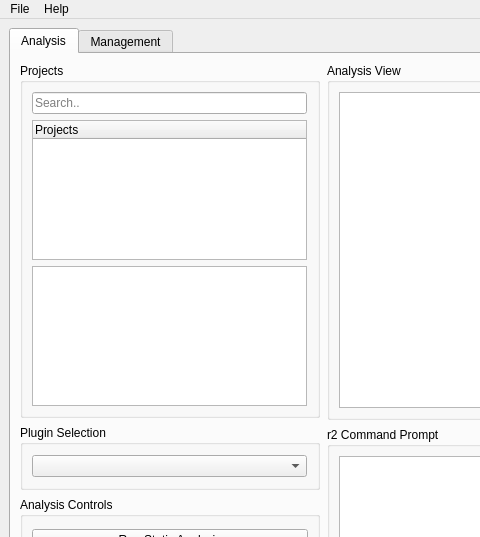
Qt form src/GUI/ui_files/BATT5_GUI.ui (adalio0/BATT5) before a commit; both pictures show x 0 to 480 and y 0 to 537 of the 957 by 716 pixel window.
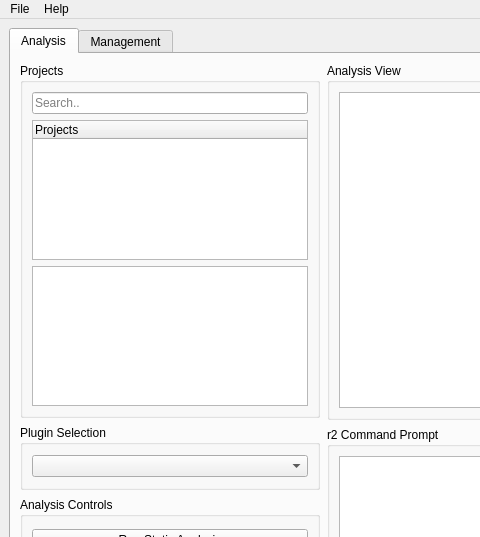
The same form after that commit.

Commit message: error windows added, update plugin functionality available

The edit to the form file:
```diff
--- a/src/GUI/ui_files/BATT5_GUI.ui
+++ b/src/GUI/ui_files/BATT5_GUI.ui
@@ -86,7 +86,7 @@
                   <widget class="QLineEdit" name="projectSearch_lineEdit">
                    <property name="maximumSize">
                     <size>
-                     <width>275</width>
+                     <width>16777215</width>
                      <height>16777215</height>
                     </size>
                    </property>
@@ -111,7 +111,7 @@
                    </property>
                    <property name="maximumSize">
                     <size>
-                     <width>250</width>
+                     <width>16777215</width>
                      <height>16777215</height>
                     </size>
                    </property>
@@ -132,7 +132,7 @@
                    </property>
                    <property name="maximumSize">
                     <size>
-                     <width>250</width>
+                     <width>16777215</width>
                      <height>400</height>
                     </size>
                    </property>
@@ -176,7 +176,7 @@
                    </property>
                    <property name="maximumSize">
                     <size>
-                     <width>245</width>
+                     <width>16777215</width>
                      <height>16777215</height>
                     </size>
                    </property>
```
The commit also changes 3 other files.
